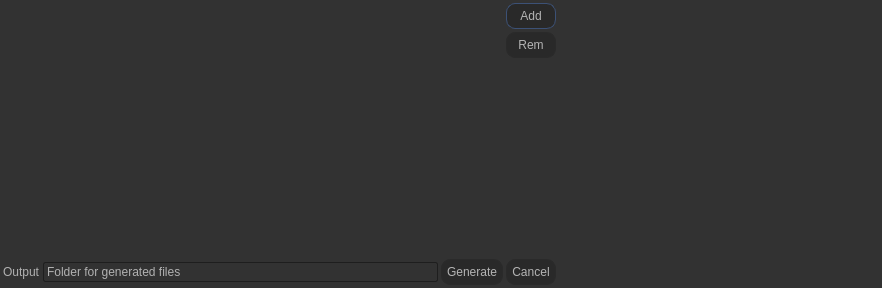
First picture: the form in ui/form.ui, repository shobhitk/pypdfeditor, before the edit.
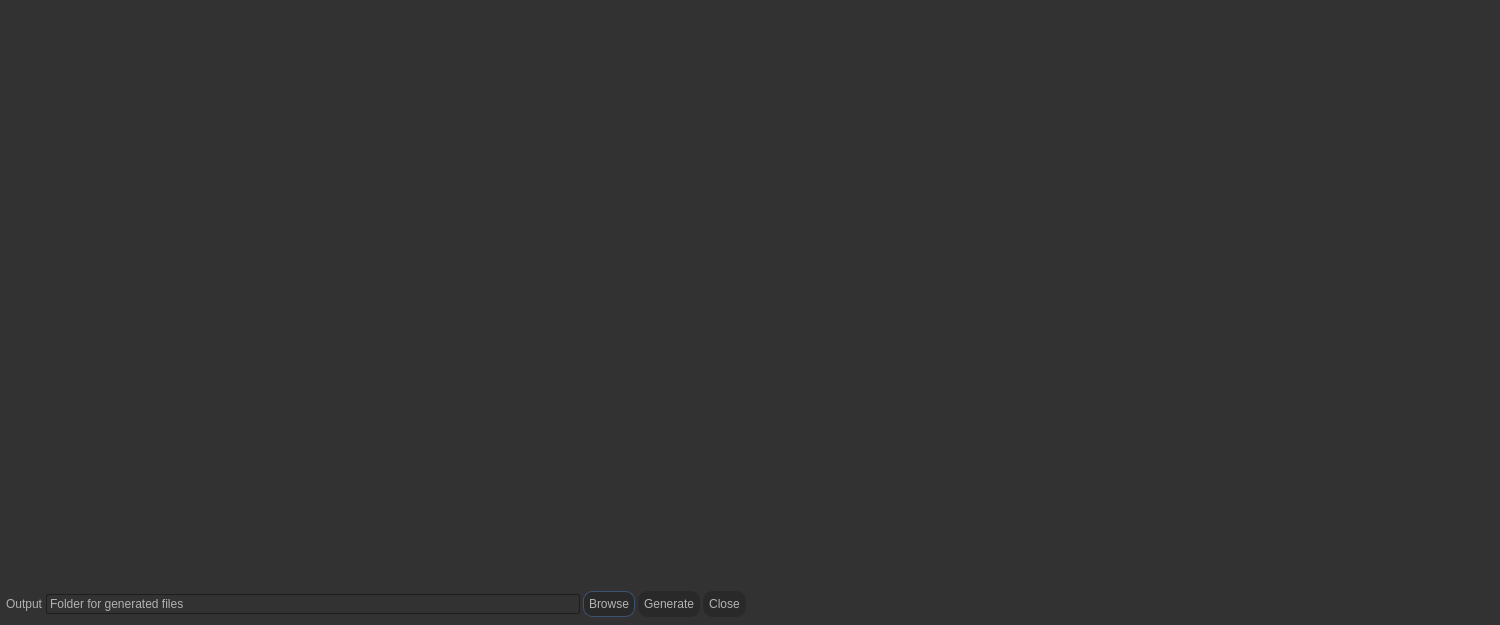
Second picture: the form after the edit. Icons and pictures are not drawn.

```diff
--- a/ui/form.ui
+++ b/ui/form.ui
@@ -9,10 +9,16 @@
    <rect>
     <x>0</x>
     <y>0</y>
-    <width>882</width>
-    <height>288</height>
+    <width>1500</width>
+    <height>625</height>
    </rect>
   </property>
+  <property name="minimumSize">
+   <size>
+    <width>1500</width>
+    <height>0</height>
+   </size>
+  </property>
   <property name="windowTitle">
    <string>pypdfeditor</string>
   </property>
@@ -57,12 +63,6 @@
 
 }
 
-QTableWidget::item:hover
-{
-    color: #48628e;
-}
-
-
 QWidget:item
 {
     alternate-background-color: '#2a2b2c';
@@ -136,16 +136,6 @@
     min-height: 12px;
 }
 
-QTableView
-{
-    alternate-background-color: '#2a2b2c';
-    background-color: transparent;
-    border: 0px;
-    font-family: &quot;Segoe UI&quot;;
-    font-size: 10pt;
-    /* font-weight: bold; */
-}
-
 QPushButton:default {
     border : 1px solid #3c5176;
 }
@@ -160,85 +150,6 @@
     background: #3d3d3d;
 }
 
-QPushButton#addFolderButton {
-    border: 1px solid #2a2a2a;
-    border-radius: 3px;
-    padding: 5px;
-    background: #292929;
-    width: 12px;
-    height: 12px;
-}
-
-/*QPushButton:!enabled#addFolderButton {
-    border : 1px solid #3c5176;
-}*/
-
-QPushButton:hover#addFolderButton {
-    border : 2px solid #48628e;
-    padding: 0px;
-    width: 12px;
-    height: 12px;
-}
-
-QPushButton:pressed#addFolderButton {
-    width: 12px;
-    height: 12px;
-}
-
-
-QPushButton#addButton {
-    border: 1px solid #2a2a2a;
-    border-radius: 3px;
-    padding: 5px;
-    background: #292929;
-    width: 12px;
-    height: 12px;
-}
-
-/*QPushButton:!enabled#addButton {
-    border : 1px solid #3c5176;
-}*/
-
-QPushButton:hover#addButton {
-    border : 2px solid #48628e;
-    padding: 0px;
-    width: 12px;
-    height: 12px;
-}
-
-QPushButton:pressed#addButton {
-    background: #3d3d3d;
-    width: 12px;
-    height: 12px;
-}
-
-
-QPushButton#removeButton {
-    border: 1px solid #2a2a2a;
-    border-radius: 3px;
-    padding: 5px;
-    background: #292929;
-    width: 12px;
-    height: 12px;
-}
-
-QPushButton:!enabled#removeButton {
-    border : 1px solid #3c5176;
-    width: 12px;
-    height: 12px;
-}
-
-QPushButton:hover#removeButton {
-    border : 2px solid #48628e;
-    padding: 0px;
-    width: 12px;
-    height: 12px;
-}
-
-QPushButton:pressed#removeButton {
-    background: #3d3d3d;
-}
-
 QComboBox
 {
     background-color: rgb(36,36,36);
@@ -253,12 +164,6 @@
     border-radius: 2;
 }
 
-QListView
-{
-    outline: 0;
-    background-color: #2D2D2D;
-}
-
 QComboBox:hover
 {
     border: 2px solid #48628e;
@@ -327,65 +232,6 @@
     border-bottom: 0px;
 }
 
-
-QSpinBox
-{
-    background-color: transparent;
-    border: 1px solid #1e1e1e;
-}
-
-QDockWidget::title
-{
-    text-align: center;
-    spacing: 0px; /* spacing between items in the tool bar */
-    border: 1px solid #242424;
-    padding-top: 3px;
-    padding-bottom: 3px;
-    background-color: #2b2b2b;
-}
-
-QDockWidget::close-button, QDockWidget::float-button
-{
-    spacing: 0px; /* spacing between items in the tool bar */
-    background-color:  transparent;
-}
-
-
-
-QDockWidget::close-button:hover, QDockWidget::float-button:hover
-{
-    border: 1px;
-    border-color: #0099ff;
-}
-
-QTabBar::tab {
-    color: #111111;
-    border:0;
-    background-color: #111111;
-    padding-left: 10px;
-    padding-right: 10px;
-    padding-top: 3px;
-    padding-bottom: 2px;
-    margin-right: 0px;
-    font-size:10pt;
-    height: 18px;
-    min-width: 102;
-}
-
-QTabBar::tab:selected
-{
-    border-bottom: 2px solid qlineargradient(
-    	x1:0     y1:0,
-    	x2:1     y2:0,
-    	stop:0   transparent,
-    	stop:.1  transparent,
-    	stop:.11 #48628e,
-    	stop:.9  #48628e,
-    	stop:.91 transparent,
-    	stop:1   transparent
-    	);
-}
-
 QMainWindow::separator
 {
     background-color: QLinearGradient(x1:0, y1:0, x2:0, y2:1, stop:0 #161616, stop: 0.5 #151515, stop: 0.6 #212121, stop:1 #343434);
@@ -431,65 +277,6 @@
     margin: 0px;
 }
 
-QTabBar::tab {
-    color: #b1b1b1;
-    border: 1px solid #444;
-    border-bottom: 0px;
-    border-bottom-style: none;
-    background-color: #323232;
-    padding-left: 10px;
-    padding-right: 10px;
-    padding-top: 3px;
-    padding-bottom: 2px;
-    margin-right: -1px;
-}
-
-QTabWidget::pane {
-    border: 1px solid #444;
-    top: 1px;
-}
-
-QTabWidget::tab-bar {
-    left: 1;
-}
-
-QTabBar::tab:last
-{
-    margin-right: 0; /* the last selected tab has nothing to overlap with on the right */
-    border-top-right-radius: 3px;
-}
-
-QTabBar::tab:first:!selected
-{
-    margin-left: 0px; /* the last selected tab has nothing to overlap with on the right */
-    border-top-left-radius: 3px;
-}
-
-QTabBar::tab:!selected
-{
-    color: #b1b1b1;
-    border-bottom-style: solid;
-    margin-top: 3px;
-    margin-bottom: 0px;
-    background-color: QLinearGradient(x1:0, y1:0, x2:0, y2:1, stop:1 #212121, stop:.4 #343434);
-}
-
-QTabBar::tab:selected
-{
-    color: #f9f9f9;
-    border-top-left-radius: 3px;
-    border-top-right-radius: 3px;
-    margin-bottom: 0px;
-}
-
-QTabBar::tab:!selected:hover
-{
-    border-top: 2px solid #48628e;
-    padding-bottom: 2px;
-    border-top-left-radius: 3px;
-    border-top-right-radius: 3px;
-}
-
 QRadioButton{
     background-color: transparent;
 }
@@ -673,20 +460,6 @@
     padding: 0px;
 }
 
-QTableWidget
-{
-    background-color: #242424;
-    alternate-background-color: #2c2c2c;
-    border: 0px solid #3A3939;
-    selection-background-color: grey;
-}
-
-QTableView
-{
-    background-color: rgb(36,36,36);
-    outline: 0;
-}
-
 QListWidget::item
 {
     background-color: transparent;
@@ -842,26 +615,71 @@
    <property name="spacing">
     <number>3</number>
    </property>
-   <item row="0" column="0">
+   <item row="0" column="2">
+    <widget class="QFrame" name="pdf_view_frame">
+     <property name="frameShape">
+      <enum>QFrame::StyledPanel</enum>
+     </property>
+     <property name="frameShadow">
+      <enum>QFrame::Raised</enum>
+     </property>
+     <layout class="QGridLayout" name="gridLayout_3">
+      <property name="leftMargin">
+       <number>3</number>
+      </property>
+      <property name="topMargin">
+       <number>3</number>
+      </property>
+      <property name="rightMargin">
+       <number>3</number>
+      </property>
+      <property name="bottomMargin">
+       <number>3</number>
+      </property>
+      <property name="spacing">
+       <number>3</number>
+      </property>
+     </layout>
+    </widget>
+   </item>
+   <item row="0" column="1">
     <layout class="QGridLayout" name="main_layout">
+     <property name="leftMargin">
+      <number>3</number>
+     </property>
+     <property name="topMargin">
+      <number>3</number>
+     </property>
+     <property name="rightMargin">
+      <number>3</number>
+     </property>
+     <property name="bottomMargin">
+      <number>3</number>
+     </property>
      <property name="spacing">
       <number>3</number>
      </property>
-     <item row="1" column="1">
-      <widget class="QFrame" name="output_frame">
+     <item row="2" column="0" colspan="2">
+      <widget class="QFrame" name="generate_frame">
        <property name="minimumSize">
         <size>
-         <width>400</width>
+         <width>0</width>
          <height>0</height>
         </size>
        </property>
+       <property name="maximumSize">
+        <size>
+         <width>16777215</width>
+         <height>30</height>
+        </size>
+       </property>
        <property name="frameShape">
         <enum>QFrame::StyledPanel</enum>
        </property>
        <property name="frameShadow">
         <enum>QFrame::Raised</enum>
        </property>
-       <layout class="QHBoxLayout" name="output_layout" stretch="0,0">
+       <layout class="QHBoxLayout" name="horizontalLayout">
         <property name="spacing">
          <number>3</number>
         </property>
@@ -878,34 +696,102 @@
          <number>0</number>
         </property>
         <item>
-         <widget class="QFrame" name="output_tree_frame">
-          <property name="frameShape">
-           <enum>QFrame::StyledPanel</enum>
+         <widget class="QLabel" name="output_label">
+          <property name="text">
+           <string>Output</string>
           </property>
-          <property name="frameShadow">
-           <enum>QFrame::Raised</enum>
+         </widget>
+        </item>
+        <item>
+         <widget class="QLineEdit" name="output_line_edit">
+          <property name="text">
+           <string>Folder for generated files</string>
           </property>
-          <layout class="QGridLayout" name="gridLayout_2">
-           <property name="leftMargin">
-            <number>0</number>
-           </property>
-           <property name="topMargin">
-            <number>0</number>
-           </property>
-           <property name="rightMargin">
-            <number>0</number>
-           </property>
-           <property name="bottomMargin">
-            <number>0</number>
-           </property>
-           <property name="spacing">
-            <number>0</number>
-           </property>
+         </widget>
+        </item>
+        <item>
+         <widget class="QPushButton" name="browse_button">
+          <property name="text">
+           <string>Browse</string>
+          </property>
+         </widget>
+        </item>
+        <item>
+         <widget class="QPushButton" name="generate_button">
+          <property name="minimumSize">
+           <size>
+            <width>24</width>
+            <height>24</height>
+           </size>
+          </property>
+          <property name="text">
+           <string>Generate</string>
+          </property>
+         </widget>
+        </item>
+        <item>
+         <widget class="QPushButton" name="close_button">
+          <property name="text">
+           <string>Close</string>
+          </property>
+         </widget>
+        </item>
           </layout>
          </widget>
         </item>
+     <item row="0" column="0">
+      <widget class="QFrame" name="top_frame">
+       <property name="frameShape">
+        <enum>QFrame::StyledPanel</enum>
+       </property>
+       <property name="frameShadow">
+        <enum>QFrame::Raised</enum>
+       </property>
+       <widget class="QFrame" name="input_frame">
+        <property name="geometry">
+         <rect>
+          <x>37</x>
+          <y>9</y>
+          <width>200</width>
+          <height>96</height>
+         </rect>
+        </property>
+        <property name="minimumSize">
+         <size>
+          <width>200</width>
+          <height>0</height>
+         </size>
+        </property>
+        <property name="frameShape">
+         <enum>QFrame::StyledPanel</enum>
+        </property>
+        <property name="frameShadow">
+         <enum>QFrame::Raised</enum>
+        </property>
+        <layout class="QHBoxLayout" name="horizontalLayout_2">
+         <property name="spacing">
+          <number>3</number>
+         </property>
+         <property name="leftMargin">
+          <number>0</number>
+         </property>
+         <property name="topMargin">
+          <number>0</number>
+         </property>
+         <property name="rightMargin">
+          <number>0</number>
+         </property>
+         <property name="bottomMargin">
+          <number>0</number>
+         </property>
         <item>
          <widget class="QFrame" name="button_frame">
+           <property name="minimumSize">
+            <size>
+             <width>50</width>
+             <height>50</height>
+            </size>
+           </property>
           <property name="maximumSize">
            <size>
             <width>50</width>
@@ -969,28 +855,28 @@
         </item>
        </layout>
       </widget>
-     </item>
-     <item row="2" column="0" colspan="2">
-      <widget class="QFrame" name="generate_frame">
+       <widget class="QFrame" name="output_frame">
+        <property name="geometry">
+         <rect>
+          <x>9</x>
+          <y>9</y>
+          <width>400</width>
+          <height>96</height>
+         </rect>
+        </property>
        <property name="minimumSize">
         <size>
-         <width>0</width>
+          <width>300</width>
          <height>0</height>
         </size>
        </property>
-       <property name="maximumSize">
-        <size>
-         <width>16777215</width>
-         <height>30</height>
-        </size>
-       </property>
        <property name="frameShape">
         <enum>QFrame::StyledPanel</enum>
        </property>
        <property name="frameShadow">
         <enum>QFrame::Raised</enum>
        </property>
-       <layout class="QHBoxLayout" name="horizontalLayout">
+        <layout class="QHBoxLayout" name="output_layout" stretch="0">
         <property name="spacing">
          <number>3</number>
         </property>
@@ -1007,54 +893,14 @@
          <number>0</number>
         </property>
         <item>
-         <widget class="QLabel" name="output_label">
-          <property name="text">
-           <string>Output</string>
-          </property>
-         </widget>
-        </item>
-        <item>
-         <widget class="QLineEdit" name="output_line_edit">
-          <property name="text">
-           <string>Folder for generated files</string>
-          </property>
-         </widget>
-        </item>
-        <item>
-         <widget class="QPushButton" name="generate_button">
-          <property name="text">
-           <string>Generate</string>
-          </property>
-         </widget>
-        </item>
-        <item>
-         <widget class="QPushButton" name="cancel_button">
-          <property name="text">
-           <string>Cancel</string>
-          </property>
-         </widget>
-        </item>
-       </layout>
-      </widget>
-     </item>
-     <item row="1" column="0">
-      <widget class="QFrame" name="input_frame">
-       <property name="minimumSize">
-        <size>
-         <width>150</width>
-         <height>30</height>
-        </size>
-       </property>
+          <widget class="QFrame" name="output_tree_frame">
        <property name="frameShape">
         <enum>QFrame::StyledPanel</enum>
        </property>
        <property name="frameShadow">
         <enum>QFrame::Raised</enum>
        </property>
-       <layout class="QVBoxLayout" name="verticalLayout_2">
-        <property name="spacing">
-         <number>3</number>
-        </property>
+           <layout class="QGridLayout" name="gridLayout_2">
         <property name="leftMargin">
          <number>0</number>
         </property>
@@ -1067,21 +913,17 @@
         <property name="bottomMargin">
          <number>0</number>
         </property>
+            <property name="spacing">
+             <number>0</number>
+            </property>
        </layout>
       </widget>
      </item>
     </layout>
-   </item>
-   <item row="0" column="1">
-    <widget class="QFrame" name="pdf_view_frame">
-     <property name="frameShape">
-      <enum>QFrame::StyledPanel</enum>
-     </property>
-     <property name="frameShadow">
-      <enum>QFrame::Raised</enum>
-     </property>
-     <layout class="QGridLayout" name="gridLayout_3"/>
-    </widget>
+       </widget>
+      </widget>
+     </item>
+    </layout>
    </item>
   </layout>
  </widget>
```
Lines whose indentation alone changed are shown as unchanged.
